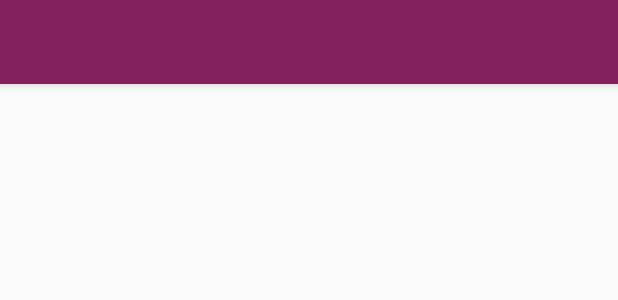
After one commit to pas0030376/VetAppFirebase, an Android app: the layout activity_citas.xml on its own in the app's theme, with its tools: preview values and no code run, on a phone screen of 412 x 824 dp. The commit adds this screen. Shown: the top 300 px of the screen. Run offline under Robolectric (Android 15) with nearby library versions, the phone set to English and light mode, and no system bars.

Commit message:
Activity For Citas Created

```diff
--- a/app/build.gradle
+++ b/app/build.gradle
@@ -46,4 +46,5 @@ dependencies {
 }
 
 
+
 apply plugin: 'com.google.gms.google-services'
--- /dev/null
+++ b/app/src/main/java/com/example/rachel/vetApp/CitasActivityFragment.java
@@ -0,0 +1,24 @@
+package com.example.rachel.vetApp;
+
+import android.support.v4.app.Fragment;
+import android.os.Bundle;
+import android.view.LayoutInflater;
+import android.view.View;
+import android.view.ViewGroup;
+
+import com.example.rachel.vetapplove.R;
+
+/**
+ * A placeholder fragment containing a simple view.
+ */
+public class CitasActivityFragment extends Fragment {
+
+    public CitasActivityFragment() {
+    }
+
+    @Override
+    public View onCreateView(LayoutInflater inflater, ViewGroup container,
+                             Bundle savedInstanceState) {
+        return inflater.inflate(R.layout.fragment_citas, container, false);
+    }
+}
--- /dev/null
+++ b/app/src/main/res/layout/activity_citas.xml
@@ -0,0 +1,25 @@
+<?xml version="1.0" encoding="utf-8"?>
+<android.support.design.widget.CoordinatorLayout xmlns:android="http://schemas.android.com/apk/res/android"
+    xmlns:app="http://schemas.android.com/apk/res-auto"
+    xmlns:tools="http://schemas.android.com/tools"
+    android:layout_width="match_parent"
+    android:layout_height="match_parent"
+    tools:context="com.example.rachel.vetApp.CitasActivity">
+
+    <android.support.design.widget.AppBarLayout
+        android:layout_width="match_parent"
+        android:layout_height="wrap_content"
+        android:theme="@style/AppTheme.AppBarOverlay">
+
+        <android.support.v7.widget.Toolbar
+            android:id="@+id/toolbar"
+            android:layout_width="match_parent"
+            android:layout_height="?attr/actionBarSize"
+            android:background="?attr/colorPrimary"
+            app:popupTheme="@style/AppTheme.PopupOverlay" />
+
+    </android.support.design.widget.AppBarLayout>
+
+    <include layout="@layout/content_citas" />
+
+</android.support.design.widget.CoordinatorLayout>
--- /dev/null
+++ b/app/src/main/res/layout/fragment_citas.xml
@@ -0,0 +1,10 @@
+<?xml version="1.0" encoding="utf-8"?>
+<android.support.constraint.ConstraintLayout xmlns:android="http://schemas.android.com/apk/res/android"
+    xmlns:app="http://schemas.android.com/apk/res-auto"
+    xmlns:tools="http://schemas.android.com/tools"
+    android:layout_width="match_parent"
+    android:layout_height="match_parent"
+    tools:context="com.example.rachel.vetApp.CitasActivityFragment"
+    tools:showIn="@layout/activity_citas">
+
+</android.support.constraint.ConstraintLayout>
--- a/app/src/main/res/values/strings.xml
+++ b/app/src/main/res/values/strings.xml
@@ -14,5 +14,6 @@
     <string name="title_activity_perfil_mascota">Perfil Mascota</string>
     <string name="title_activity_add_pet">Add Pet</string>
     <string name="title_activity_maps">Map</string>
+    <string name="title_activity_citas">CitasActivity</string>
 
 </resources>
```
Also changed, not shown: app/src/main/AndroidManifest.xml (+13 -8 lines), app/src/main/java/com/example/rachel/vetApp/CitasActivity.java (added, +19 -0 lines), app/src/main/res/layout/content_citas.xml (added, +9 -0 lines), app/src/main/res/menu/menu_citas.xml (added, +10 -0 lines), app/src/main/java/com/example/rachel/vetApp/PerfilMascotaActivityFragment.java (line endings or trailing spaces).
